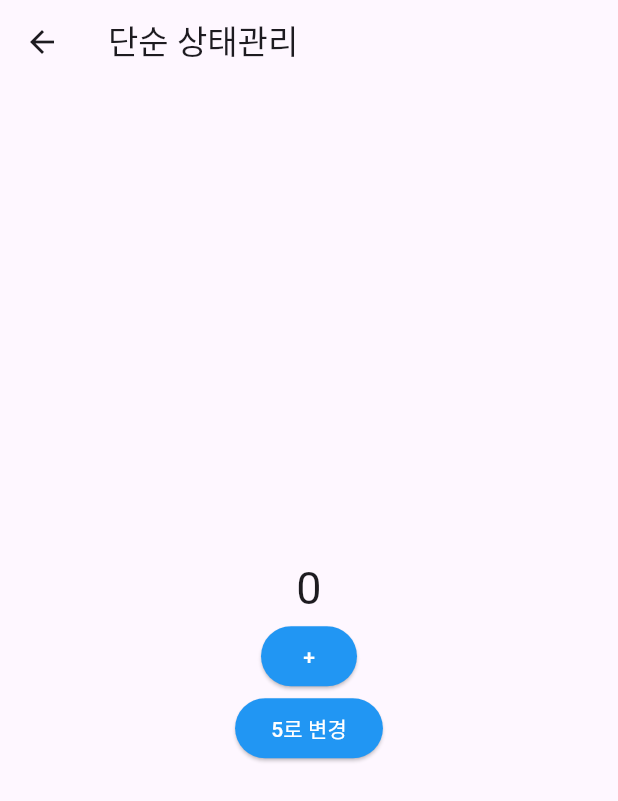
After one commit to Zonny117/study, a Flutter app: the FirstPage screen opened by its route, after a tap on "반응형 상태관리", on a phone screen of 412 x 824 dp. The commit adds this screen. Shown: the top 801 px of the screen. Run offline on Flutter 3.47's test engine with Material 2 defaults, Android fonts, the phone set to English and light mode, and no system bars; our stand-ins replace get.

Commit message:
reactive

```diff
--- a/lib/routes/first_page.dart
+++ b/lib/routes/first_page.dart
@@ -1,6 +1,7 @@
 import 'package:flutter/material.dart';
 import 'package:get/get.dart';
 import 'package:get_x/routes/next.dart';
+import 'package:get_x/routes/reactive_state.dart';
 import 'package:get_x/routes/simple_state.dart';
 
 class FirstPage extends StatelessWidget {
@@ -46,6 +47,12 @@ class FirstPage extends StatelessWidget {
             ),
             TextButton(
               onPressed: () {
+                Get.to(() => ReactiveState());
+              },
+              child: const Text("반응형 상태관리"),
+            ),
+            TextButton(
+              onPressed: () {
                 // 위젯트리 삭제 후 이동
                 // Get.offAll(() => const Home());
 
--- /dev/null
+++ b/lib/routes/reactive_state.dart
@@ -0,0 +1,53 @@
+import 'package:flutter/material.dart';
+import 'package:get/get.dart';
+import 'package:get_x/state/count_controller.dart';
+
+class ReactiveState extends StatelessWidget {
+  final ReactiveCountController countController =
+      Get.put(ReactiveCountController());
+
+  ReactiveState({super.key});
+
+  @override
+  Widget build(BuildContext context) {
+    return Scaffold(
+      appBar: AppBar(
+        title: const Text('단순 상태관리'),
+      ),
+      body: Center(
+        child: Column(
+          mainAxisAlignment: MainAxisAlignment.center,
+          children: [
+            // 반응형 상태관리의 경우 GetBuilder가 아닌 Obx 위젯으로 값을 불러와야한다.
+            Obx(
+              // count의 value 속성까지 불러와야 obs 값을 불러올 수 있다.
+              () => Text("${countController.count.value}",
+                  style: const TextStyle(fontSize: 30)),
+            ),
+            ElevatedButton(
+              style: const ButtonStyle(
+                backgroundColor: MaterialStatePropertyAll(Colors.blue),
+              ),
+              onPressed: () {
+                countController.increse();
+              },
+              child: const Text("+", style: TextStyle(color: Colors.white)),
+            ),
+            // 반응형의 경우, 값에 변화가 있을때만 재렌더링이 실행된다.
+            // 따라서, 5의 값이 바뀌지 않은 이상, 아무리 버튼을 클릭해도,
+            // 화면을 다시 그리지 않아, 불필요한 리소스 낭비를 방지할 수 있다.
+            ElevatedButton(
+              style: const ButtonStyle(
+                backgroundColor: MaterialStatePropertyAll(Colors.blue),
+              ),
+              onPressed: () {
+                countController.putNumber(5);
+              },
+              child: const Text("5로 변경", style: TextStyle(color: Colors.white)),
+            ),
+          ],
+        ),
+      ),
+    );
+  }
+}
--- a/lib/state/count_controller.dart
+++ b/lib/state/count_controller.dart
@@ -1,5 +1,7 @@
+import 'package:flutter/material.dart';
 import 'package:get/get.dart';
 
+// 일반적인 상태관리 방법
 class CountController extends GetxController {
   int count = 0;
   void increase() {
@@ -9,3 +11,45 @@ class CountController extends GetxController {
     update();
   }
 }
+
+// 반응형 상태관리 방법
+class ReactiveCountController extends GetxController {
+  // 값 뒤에 obs를 붙인다. observable의 약자이며, 알아서 해당 값을 리스닝하고 있다.
+  // int 타입이라 하면 에러가 나며, RxInt 타입으로 선언해야한다.
+  RxInt count = 0.obs;
+
+  // 일반적인 방법과 달리 update()를 호출하지 않아도 작동한다.
+  void increse() {
+    count++;
+  }
+
+  void putNumber(value) {
+    // count = value가 아닌 count(value)이다.
+    // 전자로 쓸 경우 타입 오류가 발생한다.
+    count(value);
+  }
+
+  // 반응형을 사용할때 GetxController를 상속받아
+  // 라이프사이클을 사용할 수 있다.
+  @override
+  void onInit() {
+    // count의 값을 리스닝하고 있다가 값이 변화화면 해당 함수들을 실행한다.
+    ever(count, (callback) => debugPrint("매번 호출"));
+    once(count, (callback) => debugPrint("한번만 호출"));
+
+    // debounce는 값이 변화한 뒤 마지막에 한번만 실행되는데, time 패러미터의 값을 설정하여,
+    // 원하는 시점에 실행할 수도 있다.
+    debounce(count, (callback) => debugPrint("마지막으로 값이 변화한 뒤 한번만 호출"),
+        time: const Duration(milliseconds: 500));
+
+    // interval은 값이 변경되는 동안 특정 시간 간격마다 반복적으로 호출이 되는데,
+    // time 패러미터에 값을 설정함으로써 시간을 조절할 수 있다. (기본값은 1초)
+    interval(
+      count,
+      (callback) => debugPrint("값이 변경되는 동안 특정 시간마다 호출"),
+      time: const Duration(milliseconds: 1000),
+    );
+
+    super.onInit();
+  }
+}
--- a/lib/state/get_x.dart
+++ b/lib/state/get_x.dart
@@ -3,9 +3,7 @@ import 'package:get/get.dart';
 import 'package:get_x/state/count_controller.dart';
 
 class WithGetX extends StatelessWidget {
-  // GetX의 장점은 provider와 달리 context에 대한 제약이 없어서 어느 위치에서든 선언한 뒤 사용이 가능하다는 점이다.
-  // 또한, GetBuilder에 id 값을 부여함으로써 동일한 컨트롤러로 상태관리를 따로 할 수 있다.
-  final CountController _countController = Get.put(CountController());
+  final CountController countController = Get.put(CountController());
 
   WithGetX({super.key});
 
@@ -27,7 +25,7 @@ class WithGetX extends StatelessWidget {
             ),
             onPressed: () {
               // 변수로 선언했을 때 사용법
-              _countController.increase();
+              countController.increase();
 
               // provider처럼 직접 찾아서 사용하는 방법
               // Get.find<CountController>().increase();
```
